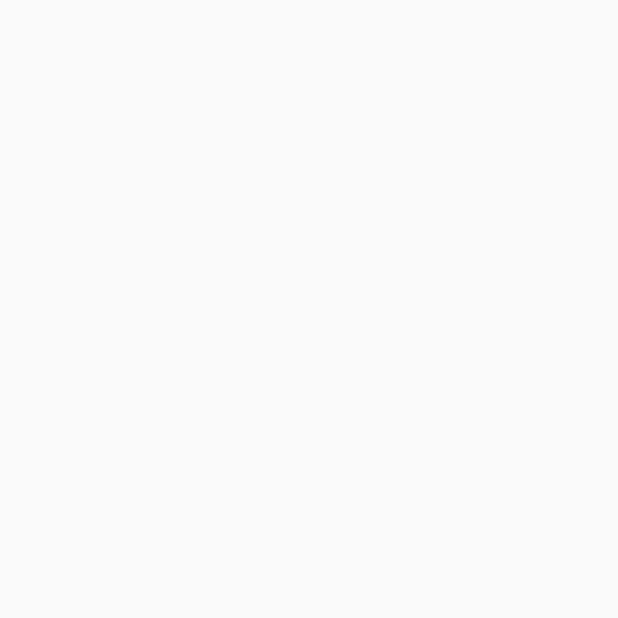
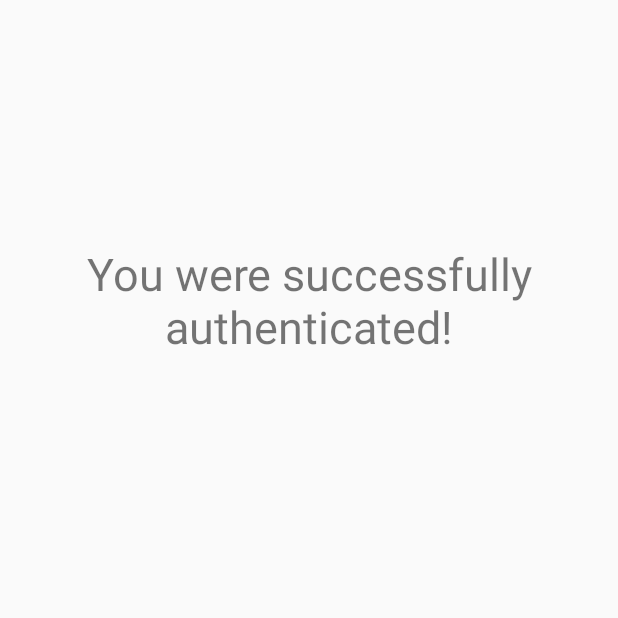
Before and after one commit to romanmihaiiulian/curiosity2018, an Android app: the AuthenticateByVoiceActivity screen opened directly, with no data from a screen before it, on a phone screen of 412 x 824 dp, the top half of it. Before the commit the part shown is empty. Run offline under Robolectric (Android 15) with nearby library versions, the light colour scheme and no system bars.

Commit message:
fixes for login/auth

```diff
--- a/MobileApp/Hackathon2018/app/src/main/res/layout/activity_authenticate_by_voice.xml
+++ b/MobileApp/Hackathon2018/app/src/main/res/layout/activity_authenticate_by_voice.xml
@@ -6,4 +6,17 @@
     android:layout_height="match_parent"
     tools:context="com.example.ing.hackathon2018.AuthenticateByVoiceActivity">
 
+    <TextView
+        android:id="@+id/textView"
+        android:layout_width="wrap_content"
+        android:layout_height="400dp"
+        android:layout_marginEnd="8dp"
+        android:layout_marginStart="8dp"
+        android:gravity="center_vertical|center"
+        android:text="You were successfully authenticated!"
+        android:textAlignment="center"
+        android:textSize="30sp"
+        app:layout_constraintEnd_toEndOf="parent"
+        app:layout_constraintStart_toStartOf="parent"
+        tools:layout_editor_absoluteY="175dp" />
 </android.support.constraint.ConstraintLayout>
--- a/MobileApp/Hackathon2018/app/src/main/res/layout/activity_login.xml
+++ b/MobileApp/Hackathon2018/app/src/main/res/layout/activity_login.xml
@@ -103,6 +103,7 @@
                 android:layout_width="match_parent"
                 android:layout_height="53dp"
                 android:layout_marginTop="50px"
+                android:background="@color/white"
                 app:srcCompat="@drawable/record" />
         </LinearLayout>
 
--- a/VoiceEngine/src/main/java/com/ing/hackathon2018/service/LoginService.java
+++ b/VoiceEngine/src/main/java/com/ing/hackathon2018/service/LoginService.java
@@ -15,10 +15,11 @@ public class LoginService {
     @Autowired
     private VoiceProvider voiceProvider;
 
-    public void verifyRecord(String userId, String base64Record) {
+    public String verifyRecord(String userId, String base64Record) {
         String result = voiceVerification(userId, "en-US", Base64.decodeBase64(base64Record));
 
         System.out.println("RESULT: " + result);
+        return result;
     }
 
     private String voiceVerification(String userId, String contentLanguage, byte[] recording) {
--- a/VoiceEngine/src/main/java/com/ing/hackathon2018/service/RegisterService.java
+++ b/VoiceEngine/src/main/java/com/ing/hackathon2018/service/RegisterService.java
@@ -15,9 +15,10 @@ public class RegisterService {
     @Autowired
     private VoiceProvider voiceProvider;
 
-    public void registerUser(String userId, String base64RecordFingerprint) {
+    public String registerUser(String userId, String base64RecordFingerprint) {
         String result = createVoiceEnrollment(userId, "en-US", Base64.decodeBase64(base64RecordFingerprint));
         System.out.println("Voice enroll1 : " + result);
+        return result;
     }
 
     private String createUser() {
--- a/VoiceEngine/src/main/java/com/ing/hackathon2018/web/EnrollHandler.java
+++ b/VoiceEngine/src/main/java/com/ing/hackathon2018/web/EnrollHandler.java
@@ -14,9 +14,9 @@ public class EnrollHandler {
     @CrossOrigin
     @RequestMapping(value = "/api/enroll/{id}", method = RequestMethod.POST)
     public Mono register(@PathVariable(value="id") String id, @RequestBody String base64Record) {
-        registerService.registerUser(id, base64Record);
+        String enrollResponse = registerService.registerUser(id, base64Record);
 
         return Mono.just
-                (ServerResponse.ok().build());
+                (enrollResponse);
     }
 }
--- a/VoiceEngine/src/main/java/com/ing/hackathon2018/web/LoginHandler.java
+++ b/VoiceEngine/src/main/java/com/ing/hackathon2018/web/LoginHandler.java
@@ -15,10 +15,10 @@ public class LoginHandler {
     @CrossOrigin
     @RequestMapping(value = "/api/login/{id}", method = RequestMethod.POST)
     public Mono login(@PathVariable(value="id") String id, @RequestBody String base64Record) {
-        loginService.verifyRecord(id, base64Record);
+        String authResult = loginService.verifyRecord(id, base64Record);
 
         return Mono.just
-                (ServerResponse.ok().build());
+                (authResult);
     }
 
 }
```
Also changed, not shown: MobileApp/Hackathon2018/app/src/main/java/com/example/ing/hackathon2018/LoginActivity.java (+29 -5 lines), MobileApp/Hackathon2018/app/src/main/java/com/example/ing/hackathon2018/RecordActivity.java (+26 -4 lines).
